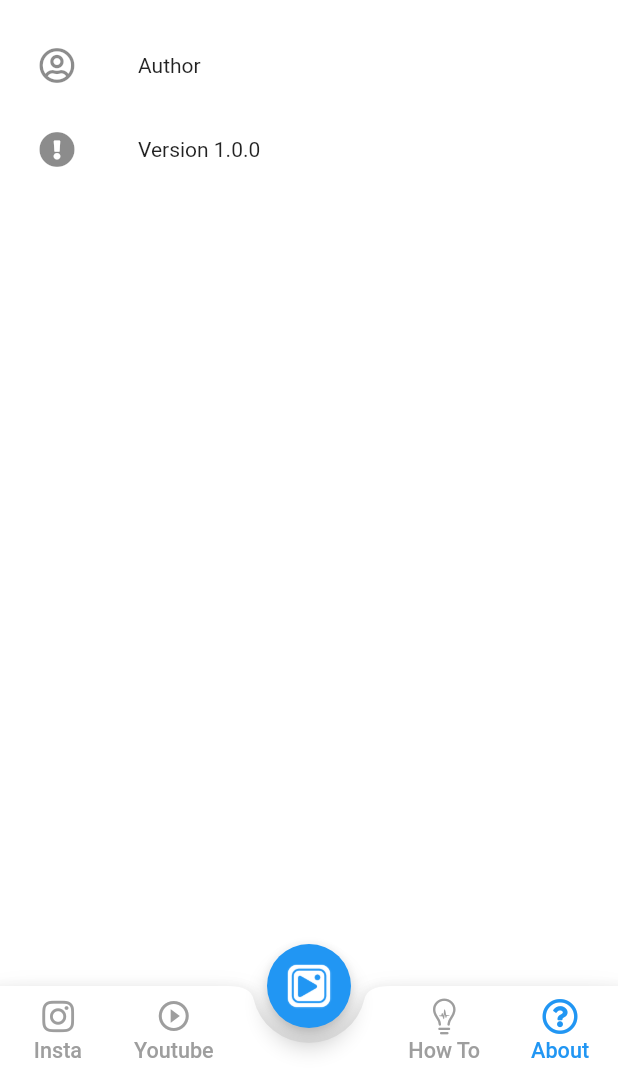
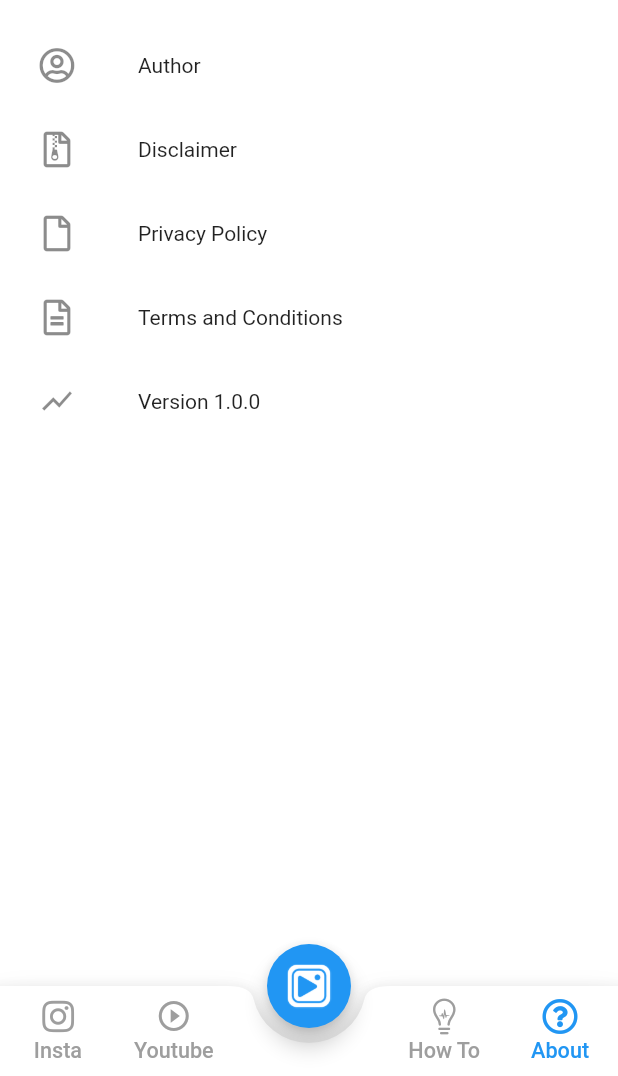
Before and after one commit to mambaur/downloader_app, a Flutter app: the screen it shows after launch, item 4 of the bottom bar chosen, on a phone screen of 412 x 824 dp, the part 160-1236 px from its top. Run offline on Flutter 3.47's test engine with Material 2 defaults, Android fonts, the light colour scheme and no system bars; our stand-ins replace cached_network_image, flutter_easyloading, fluttertoast, font_awesome_flutter, google_mobile_ads, in_app_review and 2 more; missing offline and left inert: clipboard, coachmaker, flutter_downloader, flutter_insta, flutter_youtube_downloader, instagram_public_api and 1 more; network calls fail.

Commit message:
update privacy, update icon

```diff
--- a/lib/screens/about/about_screen.dart
+++ b/lib/screens/about/about_screen.dart
@@ -169,8 +169,62 @@ class _AboutScreenState extends State<AboutScreen> {
                     )),
               ),
               ListTile(
+                onTap: () => showDialog<String>(
+                  context: context,
+                  builder: (BuildContext context) => AlertDialog(
+                    title: const Text('Disclaimer'),
+                    content: SingleChildScrollView(
+                      child: Column(
+                        children: [
+                          Text(
+                            'Instube Downloader is an application for instagram and youtube media download. It is not linked or associated with Instagram and Youtube Application. Kindly download Instagram or Youtube media with the consent of respective owner as to not violate any Copyrights.',
+                          )
+                        ],
+                      ),
+                    ),
+                    actions: <Widget>[
+                      Center(
+                        child: TextButton(
+                          onPressed: () => Navigator.pop(context, 'OK'),
+                          child: const Text('Go Back'),
+                        ),
+                      ),
+                    ],
+                  ),
+                ),
+                leading: Icon(FontAwesomeIcons.fileArchive),
+                title: Container(
+                    padding: EdgeInsets.all(10),
+                    child: Text(
+                      'Disclaimer',
+                      style: TextStyle(fontSize: 14),
+                    )),
+              ),
+              ListTile(
+                onTap: () => _launchURL(
+                    'https://instubedownloader.blogspot.com/p/privacy-policy.html'),
+                leading: Icon(FontAwesomeIcons.file),
+                title: Container(
+                    padding: EdgeInsets.all(10),
+                    child: Text(
+                      'Privacy Policy',
+                      style: TextStyle(fontSize: 14),
+                    )),
+              ),
+              ListTile(
+                onTap: () => _launchURL(
+                    'https://instubedownloader.blogspot.com/p/terms-and-conditions.html'),
+                leading: Icon(FontAwesomeIcons.fileAlt),
+                title: Container(
+                    padding: EdgeInsets.all(10),
+                    child: Text(
+                      'Terms and Conditions',
+                      style: TextStyle(fontSize: 14),
+                    )),
+              ),
+              ListTile(
                 onTap: () {},
-                leading: Icon(FontAwesomeIcons.exclamationCircle),
+                leading: Icon(Icons.show_chart_outlined),
                 title: Container(
                     padding: EdgeInsets.all(10),
                     child: Text(
--- a/pubspec.yaml
+++ b/pubspec.yaml
@@ -15,7 +15,7 @@ publish_to: 'none' # Remove this line if you wish to publish to pub.dev
 # In iOS, build-name is used as CFBundleShortVersionString while build-number used as CFBundleVersion.
 # Read more about iOS versioning at
 # https://developer.apple.com/library/archive/documentation/General/Reference/InfoPlistKeyReference/Articles/CoreFoundationKeys.html
-version: 1.0.0+1
+version: 1.0.0+2
 
 environment:
   sdk: ">=2.12.0 <3.0.0"
```
Also changed, not shown: 5 other files.
